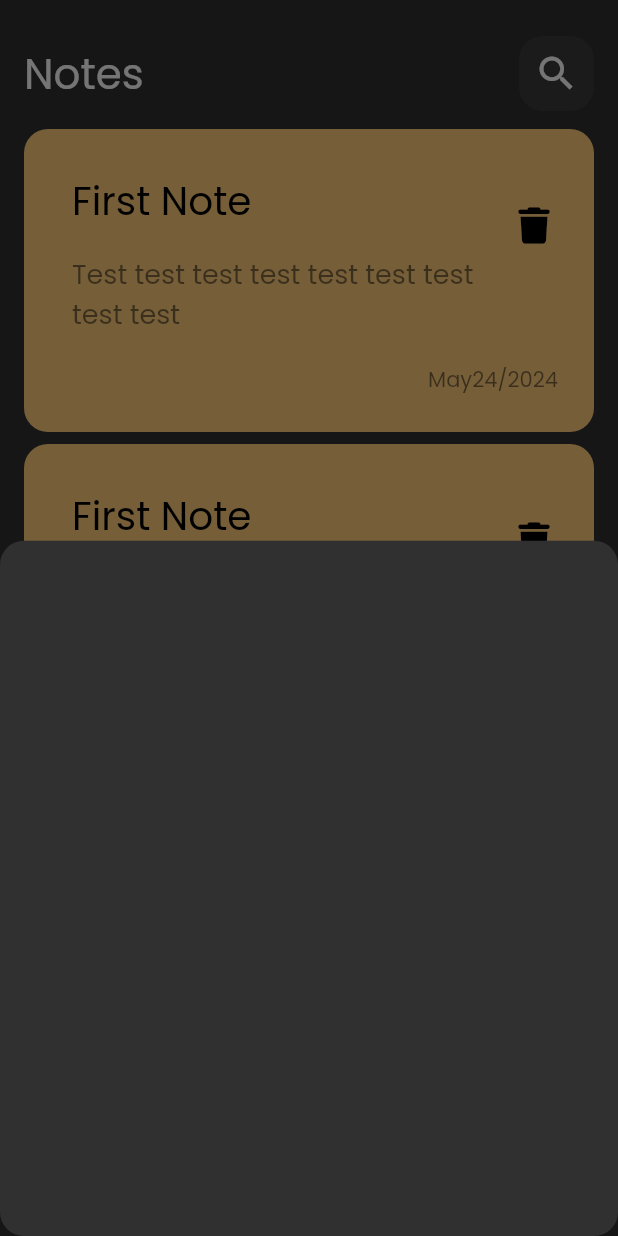
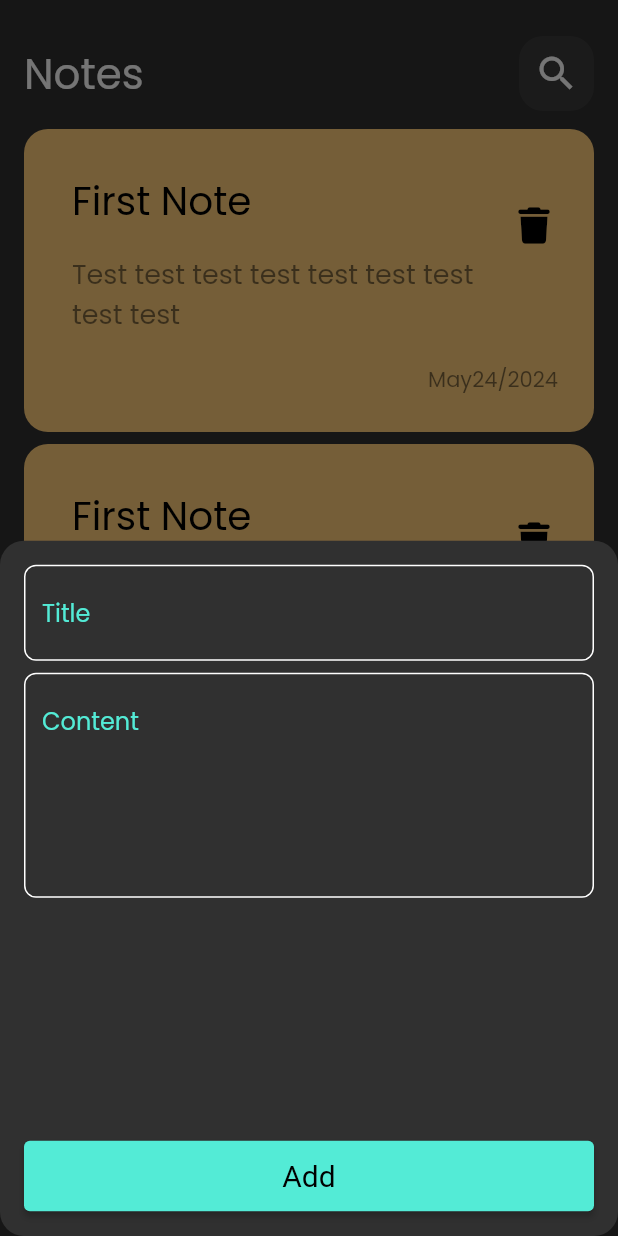
Before and after one commit to MostafaMahmoudFahmy/flutter_notes, a Flutter app: the screen it shows after launch, after a tap on the "add" icon, on a phone screen of 412 x 824 dp. Run offline on Flutter 3.47's test engine with Material 2 defaults, Android fonts, the phone set to English and light mode, and no system bars; our stand-ins replace font_awesome_flutter.

Commit message:
add fields and button to note bottom sheet

```diff
--- /dev/null
+++ b/lib/const_file.dart
@@ -0,0 +1,3 @@
+import 'package:flutter/material.dart';
+
+const kPrimaryColor = Color(0xff53ebd6);
--- a/lib/views/notes_view.dart
+++ b/lib/views/notes_view.dart
@@ -12,8 +12,10 @@ class NotesView extends StatelessWidget {
       floatingActionButton: FloatingActionButton(
         onPressed: () {
           showModalBottomSheet(
+              // backgroundColor: kPrimaryColor,
               shape: RoundedRectangleBorder(
-                  borderRadius: BorderRadius.circular(16)),
+                borderRadius: BorderRadius.circular(16),
+              ),
               context: context,
               builder: (context) {
                 return const AddNoteBottomSheet();
--- a/lib/widgets/add_note_bottom_sheet.dart
+++ b/lib/widgets/add_note_bottom_sheet.dart
@@ -1,10 +1,27 @@
 import 'package:flutter/material.dart';
+import 'package:notes_app/const_file.dart';
+
+import 'custom_button.dart';
+import 'custom_text_field.dart';
 
 class AddNoteBottomSheet extends StatelessWidget {
   const AddNoteBottomSheet({super.key});
 
   @override
   Widget build(BuildContext context) {
-    return Container();
+    return const Padding(
+      padding: EdgeInsets.symmetric(horizontal: 16, vertical: 16),
+      child: Column(
+        children: [
+          CustomTextField(hintTxt: "Title"),
+          SizedBox(
+            height: 8,
+          ),
+          CustomTextField(hintTxt: "Content", maxline: 5),
+          Spacer(),
+          CustomButton(color: kPrimaryColor),
+        ],
+      ),
+    );
   }
 }
--- /dev/null
+++ b/lib/widgets/custom_button.dart
@@ -0,0 +1,27 @@
+import 'package:flutter/material.dart';
+
+class CustomButton extends StatelessWidget {
+  const CustomButton({super.key, this.color});
+  final Color? color;
+
+  @override
+  Widget build(BuildContext context) {
+    return SizedBox(
+      width: double.infinity,
+      child: ElevatedButton(
+        style: ButtonStyle(
+          backgroundColor: MaterialStateProperty.all(color),
+          padding: MaterialStateProperty.all(const EdgeInsets.all(12)),
+          textStyle: MaterialStateProperty.all(
+            const TextStyle(fontSize: 20),
+          ),
+        ),
+        onPressed: () {},
+        child: const Text(
+          "Add",
+          style: TextStyle(color: Colors.black),
+        ),
+      ),
+    );
+  }
+}
--- /dev/null
+++ b/lib/widgets/custom_text_field.dart
@@ -0,0 +1,34 @@
+import 'package:flutter/material.dart';
+
+import '../const_file.dart';
+
+class CustomTextField extends StatelessWidget {
+  const CustomTextField({super.key, this.hintTxt, this.maxline = 1});
+  final String? hintTxt;
+  final int maxline;
+  @override
+  Widget build(BuildContext context) {
+    return TextField(
+      maxLines: maxline,
+      cursorColor: kPrimaryColor,
+      decoration: InputDecoration(
+        hintText: hintTxt,
+        hintStyle: const TextStyle(color: kPrimaryColor),
+        border: buildOutlineBorder(),
+        enabledBorder: buildOutlineBorder(),
+        focusedBorder: buildOutlineBorder(
+          kPrimaryColor,
+        ),
+      ),
+    );
+  }
+
+  OutlineInputBorder buildOutlineBorder([color]) {
+    return OutlineInputBorder(
+      borderRadius: BorderRadius.circular(8),
+      borderSide: BorderSide(
+        color: color ?? Colors.white,
+      ),
+    );
+  }
+}
```
